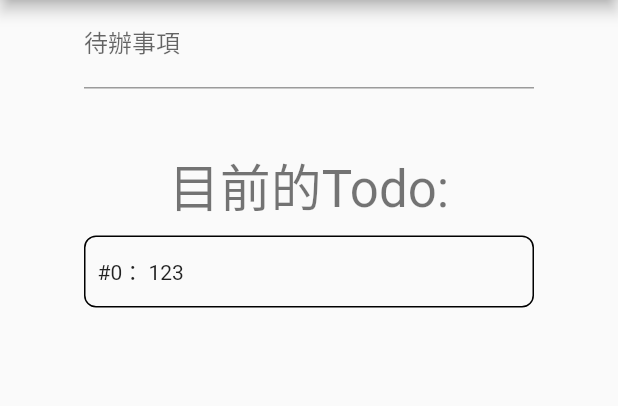
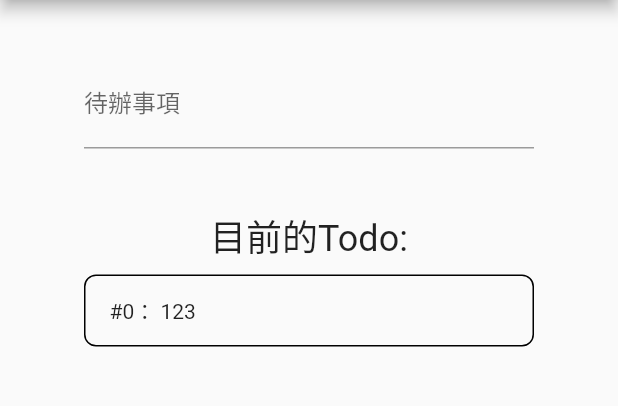
Before and after one commit to toddLiao469469/flutter_todo_list, a Flutter app: the screen it shows after launch, on a phone screen of 412 x 824 dp, the part 84-490 px from its top. Run offline on Flutter 3.47's test engine with Material 2 defaults, Android fonts, the phone set to English and light mode, and no system bars.

Commit message:
remove unused widget

```diff
--- a/lib/main.dart
+++ b/lib/main.dart
@@ -30,20 +30,12 @@ class MyHomePage extends StatefulWidget {
 }
 
 class _MyHomePageState extends State<MyHomePage> {
-  String _todoInput = '';
   List<String> _todoList = ['123'];
   final TextEditingController _textEditingController = TextEditingController();
 
-  void _handleTextFieldChange(String input) {
+  void _handleAddNewTodo(String input) {
     setState(() {
-      _todoInput = input;
-    });
-  }
-
-  void _handleAddNewTodo() {
-    setState(() {
-      _todoList = [..._todoList, _todoInput];
-      _todoInput = '';
+      _todoList = [..._todoList, input];
       _textEditingController.text = '';
     });
   }
@@ -59,15 +51,15 @@ class _MyHomePageState extends State<MyHomePage> {
           child: Column(
             mainAxisAlignment: MainAxisAlignment.center,
             children: <Widget>[
+              const SizedBox(
+                height: 40,
+              ),
               SizedBox(
                 width: 300,
                 child: TextField(
                   decoration: const InputDecoration(labelText: '待辦事項'),
-                  onChanged: (input) {
-                    _handleTextFieldChange(input);
-                  },
-                  onSubmitted: (_) {
-                    _handleAddNewTodo();
+                  onSubmitted: (input) {
+                    _handleAddNewTodo(input);
                   },
                   controller: _textEditingController,
                 ),
@@ -77,7 +69,7 @@ class _MyHomePageState extends State<MyHomePage> {
               ),
               Text(
                 '目前的Todo:',
-                style: Theme.of(context).textTheme.headline4,
+                style: Theme.of(context).textTheme.headline5,
               ),
               ..._todoList.asMap().entries.map(
                     (entity) =>
--- a/lib/view/todo_card.dart
+++ b/lib/view/todo_card.dart
@@ -1,4 +1,5 @@
 import 'package:flutter/material.dart';
+import 'package:flutter/rendering.dart';
 
 class TodoCard extends StatelessWidget {
   const TodoCard({required this.todoContent, required this.index, Key? key})
@@ -12,17 +13,10 @@ class TodoCard extends StatelessWidget {
       padding: const EdgeInsets.all(8.0),
       child: Container(
         alignment: Alignment.centerLeft,
-        height: 48,
+        constraints: const BoxConstraints(minHeight: 48),
         width: 300,
-        child: Padding(
-          padding: const EdgeInsets.only(left: 8.0),
-          child: Wrap(
-            alignment: WrapAlignment.center,
-            children: [
-              Text('#$index： $todoContent'),
-            ],
-          ),
-        ),
+        padding: const EdgeInsets.fromLTRB(16.0, 8.0, 16.0, 8.0),
+        child: Text('#$index： $todoContent'),
         decoration: BoxDecoration(
           border: Border.all(),
           borderRadius: BorderRadius.circular(8),
```
